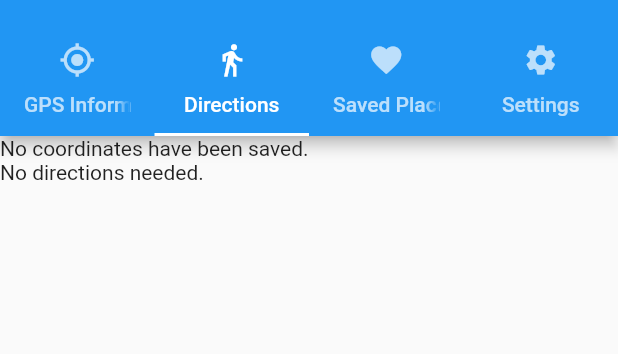
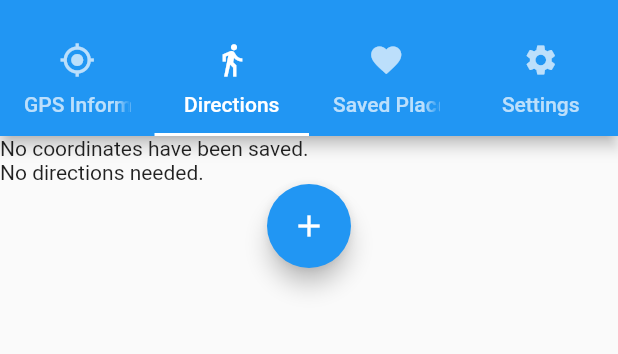
Before and after one commit to chrisnorman7/crowflight, a Flutter app: the screen it shows after launch, tab 2 chosen, on a phone screen of 412 x 824 dp, the part 59-413 px from its top. Run offline on Flutter 3.47's test engine with Material 2 defaults, Android fonts, the phone set to English and light mode, and no system bars; our stand-ins replace location.

Commit message:
Add a save button.

```diff
--- a/CrowFlight/lib/constants.dart
+++ b/CrowFlight/lib/constants.dart
@@ -10,6 +10,8 @@ const int timerInterval = 5;
 class Coordinates {
   double latitude;
   double longitude;
+  double savedLatitude;
+  double savedLongitude;
 }
 
 final Coordinates coordinates = Coordinates();
--- a/CrowFlight/lib/tabs/directions.dart
+++ b/CrowFlight/lib/tabs/directions.dart
@@ -11,15 +11,21 @@ class DirectionsTab extends StatefulWidget {
 }
 
 class DirectionsTabState extends State<DirectionsTab> {
-  static double savedLatitude;
-  static double savedLongitude;
 
   @override
   Widget build(BuildContext context) {
     return ListView(
       children: <Widget>[
-        Text((savedLatitude == null || savedLongitude == null) ? 'No coordinates have been saved.' : '${savedLatitude.toStringAsFixed(2)},${savedLongitude.toStringAsFixed(2)}'),
-        Text((savedLatitude == null || savedLongitude == null) ? 'No directions needed.' : '${distanceToString(distanceBetween(coordinates.latitude, savedLatitude, coordinates.longitude, savedLongitude))} at ${bearing(coordinates.latitude, savedLatitude, coordinates.longitude, savedLongitude)} degrees.')
+        Text((coordinates.savedLatitude == null || coordinates.savedLongitude == null) ? 'No coordinates have been saved.' : '${coordinates.savedLatitude.toStringAsFixed(2)},${coordinates.savedLongitude.toStringAsFixed(2)}'),
+        Text((coordinates.savedLatitude == null || coordinates.savedLongitude == null) ? 'No directions needed.' : '${distanceToString(distanceBetween(coordinates.latitude, coordinates.savedLatitude, coordinates.longitude, coordinates.savedLongitude))} at ${bearing(coordinates.latitude, coordinates.savedLatitude, coordinates.longitude, coordinates.savedLongitude)} degrees.'),
+        FloatingActionButton(
+          onPressed: () {
+            coordinates.savedLatitude = coordinates.latitude;
+            coordinates.savedLongitude = coordinates.longitude;
+          },
+          tooltip: 'Save Current Coordinates',
+          child: Icon(Icons.add),
+        )
       ]
     );
   }
```
